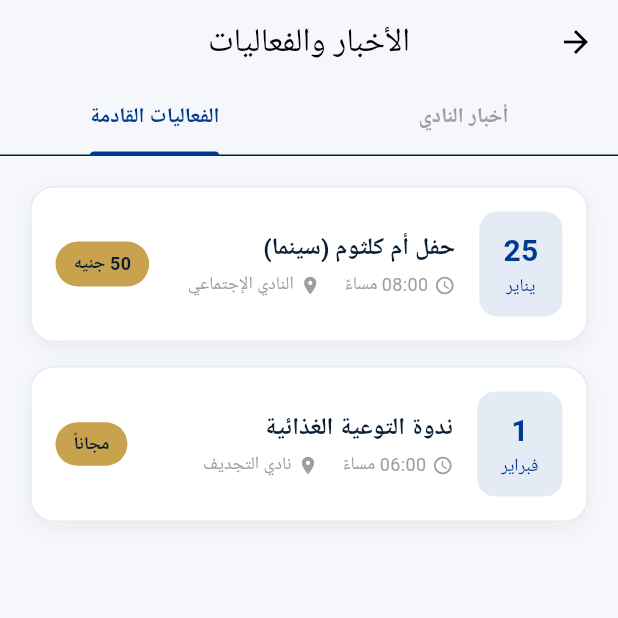
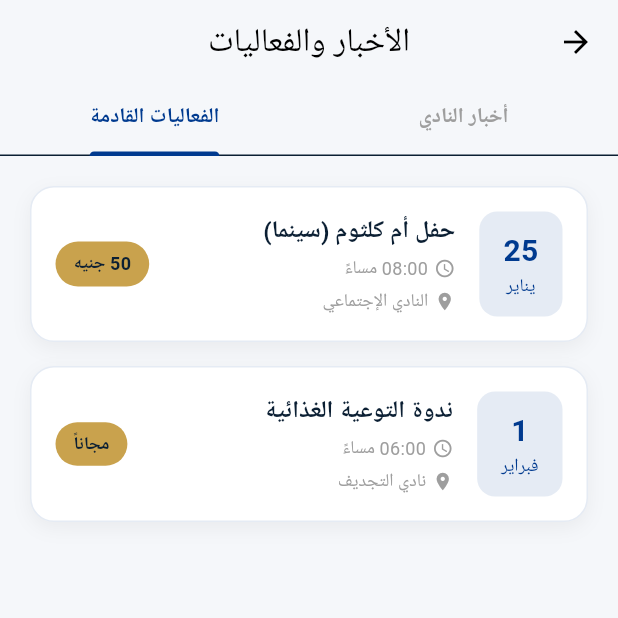
Before and after one commit to suezcanalauthorityclubs-project/scc-club, a Flutter app: the NewsScreen screen opened by its route, tab 2 chosen, on a phone screen of 412 x 824 dp, the top half of it. Run offline on Flutter 3.47's test engine with Material 3 defaults, Android fonts, the light colour scheme and no system bars; our stand-ins replace cloud_firestore, equatable, firebase_core, flutter_bloc, flutter_screenutil, flutter_secure_storage and 5 more; accounts and stored records are empty; network calls fail; Roboto replaces fonts that are missing (Cairo).

Commit message:
fix issue of event card

```diff
--- a/lib/features/news/presentation/widgets/event_card.dart
+++ b/lib/features/news/presentation/widgets/event_card.dart
@@ -74,6 +74,8 @@ class EventCard extends StatelessWidget {
               children: [
                 Text(
                   title,
+                  maxLines: 2,
+                  overflow: TextOverflow.ellipsis,
                   style: GoogleFonts.cairo(
                     fontSize: 16,
                     fontWeight: FontWeight.bold,
@@ -84,16 +86,26 @@ class EventCard extends StatelessWidget {
                   children: [
                     const Icon(Icons.access_time, size: 14, color: Colors.grey),
                     const SizedBox(width: 4),
-                    Text(
-                      time,
-                      style: GoogleFonts.cairo(color: Colors.grey, fontSize: 12),
+                    Flexible(
+                      child: Text(
+                        time,
+                        overflow: TextOverflow.ellipsis,
+                        style: GoogleFonts.cairo(color: Colors.grey, fontSize: 12),
+                      ),
                     ),
-                    const SizedBox(width: 16),
+                  ],
+                ),
+                const SizedBox(height: 4),
+                Row(
+                  children: [
                     const Icon(Icons.location_on, size: 14, color: Colors.grey),
                     const SizedBox(width: 4),
-                    Text(
-                      location,
-                      style: GoogleFonts.cairo(color: Colors.grey, fontSize: 12),
+                    Flexible(
+                      child: Text(
+                        location,
+                        overflow: TextOverflow.ellipsis,
+                        style: GoogleFonts.cairo(color: Colors.grey, fontSize: 12),
+                      ),
                     ),
                   ],
                 ),
```
